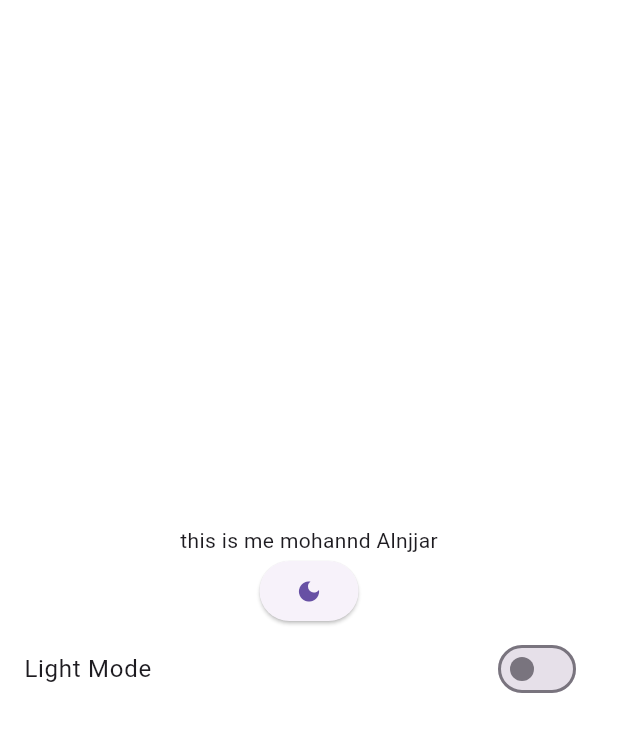
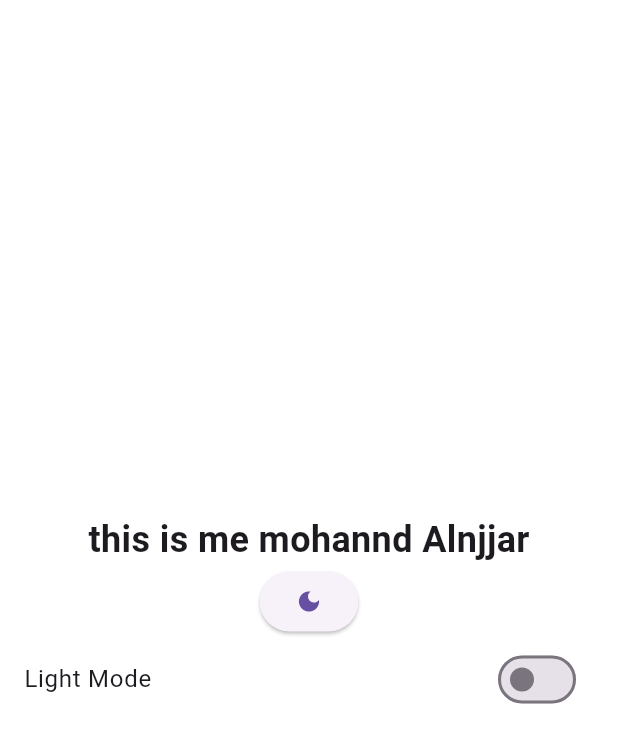
Before and after one commit to mohandalnjjar/MyStore, a Flutter app: the screen it shows after launch, after a tap on the "dark mode" icon, on a phone screen of 412 x 824 dp. Shown: the top 743 px of the screen. Run offline on Flutter 3.47's test engine with Material 3 defaults, Android fonts, the light colour scheme and no system bars; our stand-ins replace shared_preferences.

Commit message:
simple refactor

```diff
--- /dev/null
+++ b/lib/core/utils/widgets/app_styles.dart
@@ -0,0 +1,8 @@
+import 'package:flutter/material.dart';
+
+abstract class AppStyles {
+  static const TextStyle styleSemiBold24 = TextStyle(
+      fontWeight: FontWeight.w600,
+      fontSize: 24,
+      overflow: TextOverflow.ellipsis);
+}
--- a/lib/features/home_feature/presentation/views/home_view.dart
+++ b/lib/features/home_feature/presentation/views/home_view.dart
@@ -7,9 +7,7 @@ class HomeView extends StatelessWidget {
   @override
   Widget build(BuildContext context) {
     return const Scaffold(
-      body: SafeArea(
-        child: HomeViewBody(),
-      ),
+      body: HomeViewBody(),
     );
   }
 }
--- /dev/null
+++ b/lib/features/home_feature/presentation/views/root_view.dart
@@ -0,0 +1,41 @@
+import 'package:flutter/material.dart';
+import 'package:shop/features/home_feature/presentation/views/cart_view.dart';
+import 'package:shop/features/home_feature/presentation/views/home_view.dart';
+import 'package:shop/features/home_feature/presentation/views/profile_view.dart';
+import 'package:shop/features/home_feature/presentation/views/search_view.dart';
+
+class RootView extends StatefulWidget {
+  const RootView({super.key});
+
+  @override
+  State<RootView> createState() => _RootViewState();
+}
+
+class _RootViewState extends State<RootView> {
+  late PageController controller;
+  int currentPage = 0;
+  List<Widget> views = const [
+    HomeView(),
+    ProfileView(),
+    SearchView(),
+    CartView(),
+  ];
+  @override
+  void initState() {
+    super.initState();
+
+    controller = PageController(initialPage: currentPage);
+  }
+
+  @override
+  Widget build(BuildContext context) {
+    return Scaffold(
+      body: SafeArea(
+        child: PageView(
+          controller: controller,
+          children: views,
+        ),
+      ),
+    );
+  }
+}
--- a/lib/features/home_feature/presentation/widgets/home_view_body.dart
+++ b/lib/features/home_feature/presentation/widgets/home_view_body.dart
@@ -1,6 +1,7 @@
 import 'package:flutter/material.dart';
 import 'package:provider/provider.dart';
-import 'package:shop/features/theme/manager/theme_provider/theme_provider.dart';
+import 'package:shop/core/utils/widgets/app_styles.dart';
+import 'package:shop/features/theme_Feature/manager/theme_provider/theme_provider.dart';
 
 class HomeViewBody extends StatelessWidget {
   const HomeViewBody({
@@ -15,7 +16,10 @@ class HomeViewBody extends StatelessWidget {
       child: Column(
         mainAxisAlignment: MainAxisAlignment.center,
         children: [
-          const Text("this is me mohannd Alnjjar"),
+          const Text(
+            "this is me mohannd Alnjjar",
+            style: AppStyles.styleSemiBold24,
+          ),
           ElevatedButton(
             onPressed: () {},
             child: const Icon(Icons.dark_mode),
--- a/lib/features/theme/manager/theme_provider/theme_provider.dart
+++ b/lib/features/theme_Feature/manager/theme_provider/theme_provider.dart
@@ -5,9 +5,6 @@ class ThemeProvider extends ChangeNotifier {
   static const themeStatus = "themeStatus";
   bool _darkTheme = false;
   bool get getDarkTheme => _darkTheme;
-  ThemeProvider() {
-    getTheme();
-  }
   Future<void> setDarkTheme({required bool themeValue}) async {
     SharedPreferences pref = await SharedPreferences.getInstance();
 
--- a/lib/main.dart
+++ b/lib/main.dart
@@ -1,8 +1,8 @@
 import 'package:flutter/material.dart';
 import 'package:provider/provider.dart';
-import 'package:shop/features/home_feature/presentation/views/home_view.dart';
-import 'package:shop/features/theme/manager/theme_provider/theme_provider.dart';
-import 'package:shop/features/theme/repos/app_theme.dart';
+import 'package:shop/features/home_feature/presentation/views/root_view.dart';
+import 'package:shop/features/theme_Feature/manager/theme_provider/theme_provider.dart';
+import 'package:shop/features/theme_Feature/data/repos/app_theme.dart';
 
 void main(List<String> args) {
   runApp(const MyStore());
@@ -16,7 +16,7 @@ class MyStore extends StatelessWidget {
     return MultiProvider(
       providers: [
         ChangeNotifierProvider(
-          create: (context) => ThemeProvider(),
+          create: (context) => ThemeProvider()..getTheme(),
         )
       ],
       child: Consumer<ThemeProvider>(builder: (context, themeProvider, child) {
@@ -25,7 +25,7 @@ class MyStore extends StatelessWidget {
           debugShowCheckedModeBanner: false,
           theme: ThemeRepo.Theme(
               isDarkTheme: themeProvider.getDarkTheme, context: context),
-          home: const HomeView(),
+          home: const RootView(),
         );
       }),
     );
```
Also changed, not shown: lib/features/home_feature/presentation/views/cart_view.dart (added, +13 -0 lines), lib/features/home_feature/presentation/views/profile_view.dart (added, +13 -0 lines), lib/features/home_feature/presentation/views/search_view.dart (added, +16 -0 lines), lib/features/home_feature/presentation/widgets/cart_view_body.dart (added, +12 -0 lines), lib/features/home_feature/presentation/widgets/profile_view_body.dart (added, +12 -0 lines), lib/features/home_feature/presentation/widgets/searchViewBody.dart (added, +12 -0 lines), lib/features/theme_Feature/data/repos/app_theme.dart (renamed from lib/features/theme/repos/app_theme.dart).
